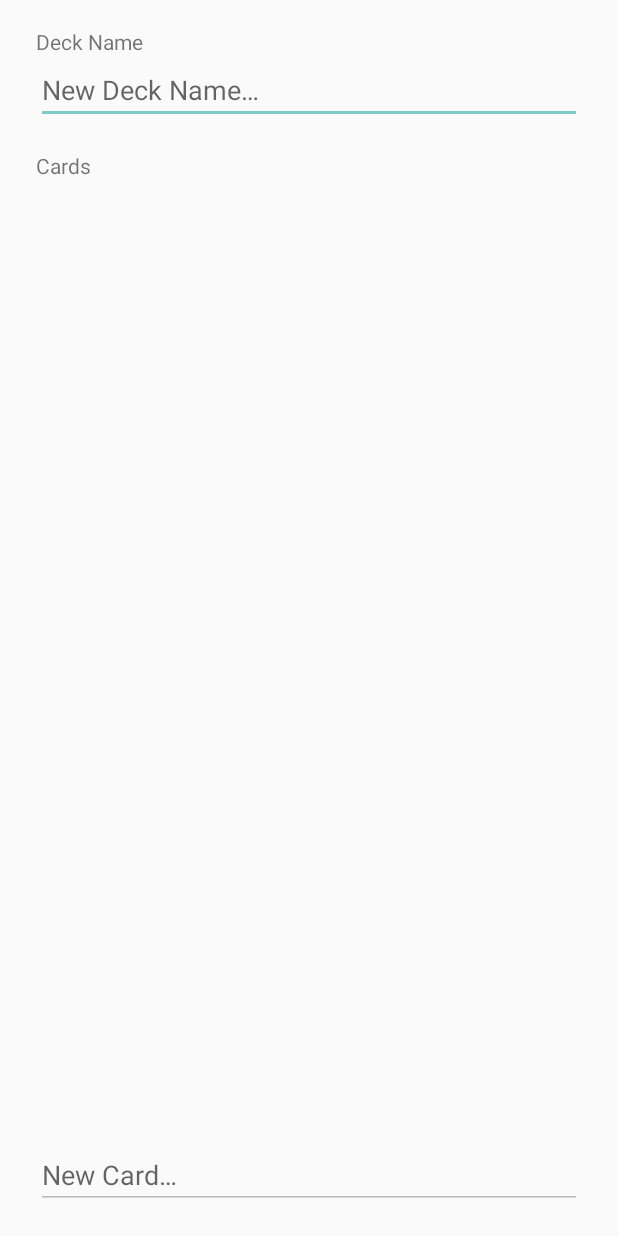
After one commit to kcraigie/flashcarddecks, an Android app: the layout card_list_fragment.xml on its own in the app's theme, with its tools: preview values and no code run, on a phone screen of 412 x 824 dp. The commit adds this screen. Run offline under Robolectric (Android 15) with nearby library versions, the phone set to English and light mode, and no system bars.

Commit message:
Deck list works, card list works with editable deck name and new card

```diff
--- a/app/src/main/java/com/kcraigie/flashycards/MainActivity.java
+++ b/app/src/main/java/com/kcraigie/flashycards/MainActivity.java
@@ -1,12 +1,16 @@
 package com.kcraigie.flashycards;
 
 import android.os.Bundle;
+import android.support.v4.app.FragmentTransaction;
 
-public class MainActivity extends android.support.v4.app.FragmentActivity {
+public class MainActivity extends android.support.v7.app.AppCompatActivity {
 
 	@Override
 	protected void onCreate(Bundle savedInstanceState) {
 		super.onCreate(savedInstanceState);
 		setContentView(R.layout.activity_main);
+		FragmentTransaction ft = getSupportFragmentManager().beginTransaction();
+		ft.replace(R.id.fragment_placeholder, new DeckListFragment(), "DLF");
+		ft.commitAllowingStateLoss();
 	}
 }
--- /dev/null
+++ b/app/src/main/res/layout/card_list_fragment.xml
@@ -0,0 +1,77 @@
+<?xml version="1.0" encoding="utf-8"?>
+<RelativeLayout xmlns:android="http://schemas.android.com/apk/res/android"
+    android:layout_width="match_parent"
+    android:layout_height="match_parent"
+    android:layout_marginTop="@dimen/abc_dialog_padding_top_material"
+    android:layout_marginBottom="@dimen/abc_dialog_padding_top_material"
+    android:layout_marginLeft="@dimen/abc_dialog_padding_material"
+    android:layout_marginRight="@dimen/abc_dialog_padding_material">
+
+    <TextView
+        android:id="@+id/label_deck_name"
+        android:layout_width="wrap_content"
+        android:layout_height="wrap_content"
+        android:text="@string/label_deck_name"
+        android:layout_alignParentLeft="true"
+        android:layout_alignParentStart="true"
+        android:layout_alignParentTop="true" />
+
+    <EditText
+        android:id="@+id/edit_deck_name"
+        android:layout_width="match_parent"
+        android:layout_height="wrap_content"
+        android:hint="@string/hint_new_deck_name"
+        android:inputType="text"
+        android:layout_below="@+id/label_deck_name" />
+
+    <Space
+        android:id="@+id/space0"
+        android:layout_width="match_parent"
+        android:layout_height="@dimen/abc_dialog_padding_top_material"
+        android:layout_below="@+id/edit_deck_name" />
+
+    <TextView
+        android:id="@+id/label_cards"
+        android:layout_width="wrap_content"
+        android:layout_height="wrap_content"
+        android:text="@string/label_cards"
+        android:layout_below="@+id/space0" />
+
+    <ListView
+        android:id="@+id/card_list_view"
+        android:transcriptMode="alwaysScroll"
+        android:layout_width="match_parent"
+        android:layout_height="wrap_content"
+        android:layout_below="@+id/label_cards"
+        android:layout_above="@+id/new_card_layout" />
+
+    <LinearLayout
+        android:id="@+id/new_card_layout"
+        android:layout_width="match_parent"
+        android:layout_height="wrap_content"
+        android:orientation="horizontal"
+        android:layout_alignParentLeft="true"
+        android:layout_alignParentStart="true"
+        android:layout_alignParentBottom="true">
+
+        <EditText
+            android:id="@+id/edit_card_front"
+            android:layout_width="0dp"
+            android:layout_weight="1"
+            android:layout_height="wrap_content"
+            android:hint="@string/hint_new_card"
+            android:inputType="text"
+            android:enabled="false" />
+
+        <EditText
+            android:id="@+id/edit_card_back"
+            android:layout_width="0dp"
+            android:layout_weight="1"
+            android:layout_height="wrap_content"
+            android:hint="@string/hint_card_back"
+            android:inputType="text"
+            android:visibility="gone" />
+
+    </LinearLayout>
+
+</RelativeLayout>
--- a/app/src/main/res/layout/main_list_fragment.xml
+++ b/app/src/main/res/layout/deck_list_fragment.xml
@@ -2,9 +2,9 @@
 <LinearLayout xmlns:android="http://schemas.android.com/apk/res/android"
     android:layout_width="match_parent"
     android:layout_height="match_parent"
-    android:orientation="vertical" >
+    android:orientation="vertical">
 
-  <ListView android:id="@+id/main_list_view"
+  <ListView android:id="@+id/deck_list_view"
             android:layout_width="match_parent"
             android:layout_height="match_parent" />
 
--- a/app/src/main/res/values/strings.xml
+++ b/app/src/main/res/values/strings.xml
@@ -1,3 +1,14 @@
 <resources>
+
     <string name="app_name">FlashyCards</string>
+    <string name="action_new_deck">New Deck</string>
+    <string name="action_new_card">New Card</string>
+    <string name="your_decks">Your Decks</string>
+    <string name="hint_new_deck_name">New Deck Name…</string>
+    <string name="label_deck_name">Deck Name</string>
+    <string name="label_cards">Cards</string>
+    <string name="hint_new_card">New Card…</string>
+    <string name="hint_card_front">Card Front…</string>
+    <string name="hint_card_back">Card Back…</string>
+
 </resources>
--- a/app/src/main/res/values/styles.xml
+++ b/app/src/main/res/values/styles.xml
@@ -1,8 +1,19 @@
 <resources>
 
     <!-- Base application theme. -->
-    <style name="AppTheme" parent="Theme.AppCompat.Light.DarkActionBar">
+    <style name="AppTheme" parent="Theme.AppCompat.Light.NoActionBar">
         <!-- Customize your theme here. -->
+        <!--<item name="android:windowActionBar">false</item>-->
+        <!--<item name="android:windowNoTitle">true</item>-->
+
+        <!-- Main theme colors -->
+        <!--   your app branding color for the app bar -->
+        <item name="colorPrimary">@color/primary_material_dark</item>
+        <!--   darker variant for the status bar and contextual app bars -->
+        <item name="colorPrimaryDark">@color/primary_dark_material_dark</item>
+        <!--   theme UI controls like checkboxes and text fields -->
+        <item name="colorAccent">@color/accent_material_dark</item>
+
     </style>
 
 </resources>
```
Also changed, not shown: app/src/main/AndroidManifest.xml (+7 -4 lines), app/src/main/java/com/kcraigie/flashycards/CardListFragment.java (added, +141 -0 lines), app/src/main/java/com/kcraigie/flashycards/DeckListFragment.java (added, +71 -0 lines), app/src/main/java/com/kcraigie/flashycards/FCDB.java (renamed from app/src/main/java/com/kcraigie/flashycards/FlashyCardsDB.java, +47 -47 lines), app/src/main/java/com/kcraigie/flashycards/MainListFragment.java (deleted, +0 -81 lines), app/src/main/java/com/kcraigie/flashycards/Wrappers.java (added, +68 -0 lines), app/src/main/res/layout/activity_main.xml (+10 -10 lines), app/src/main/res/menu/card_list_menu.xml (added, +12 -0 lines), app/src/main/res/menu/deck_list_menu.xml (added, +12 -0 lines), app/src/main/res/values-v11/styles.xml (deleted, +0 -11 lines), app/src/main/res/values-v14/styles.xml (deleted, +0 -12 lines), 5 other files.
